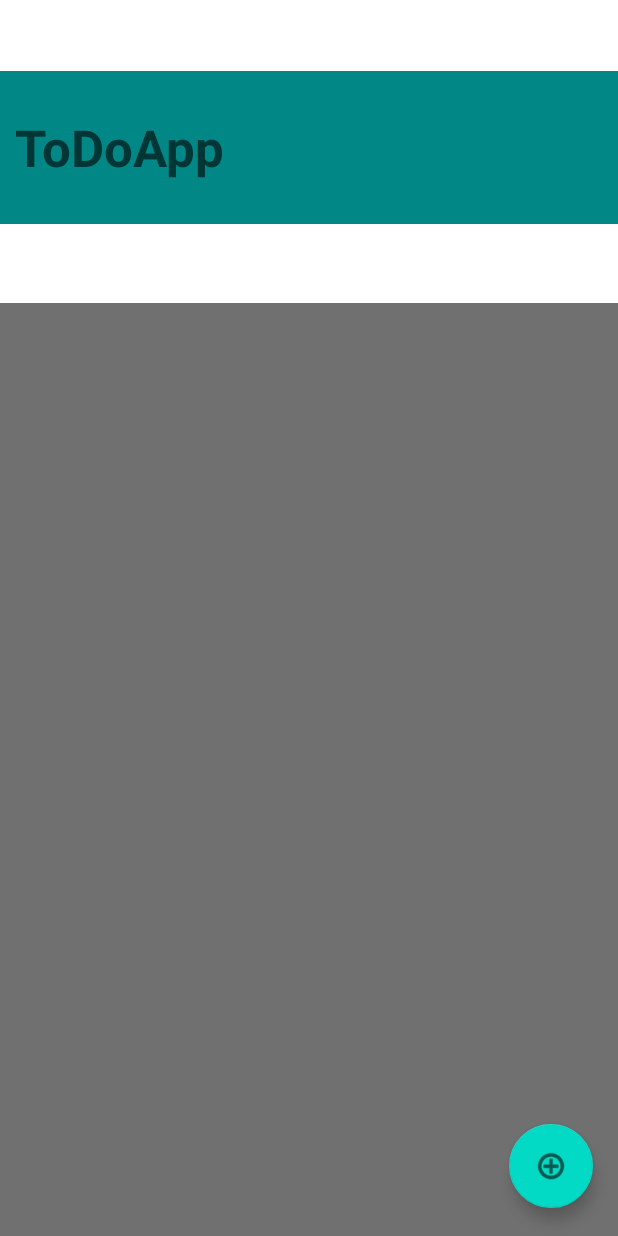
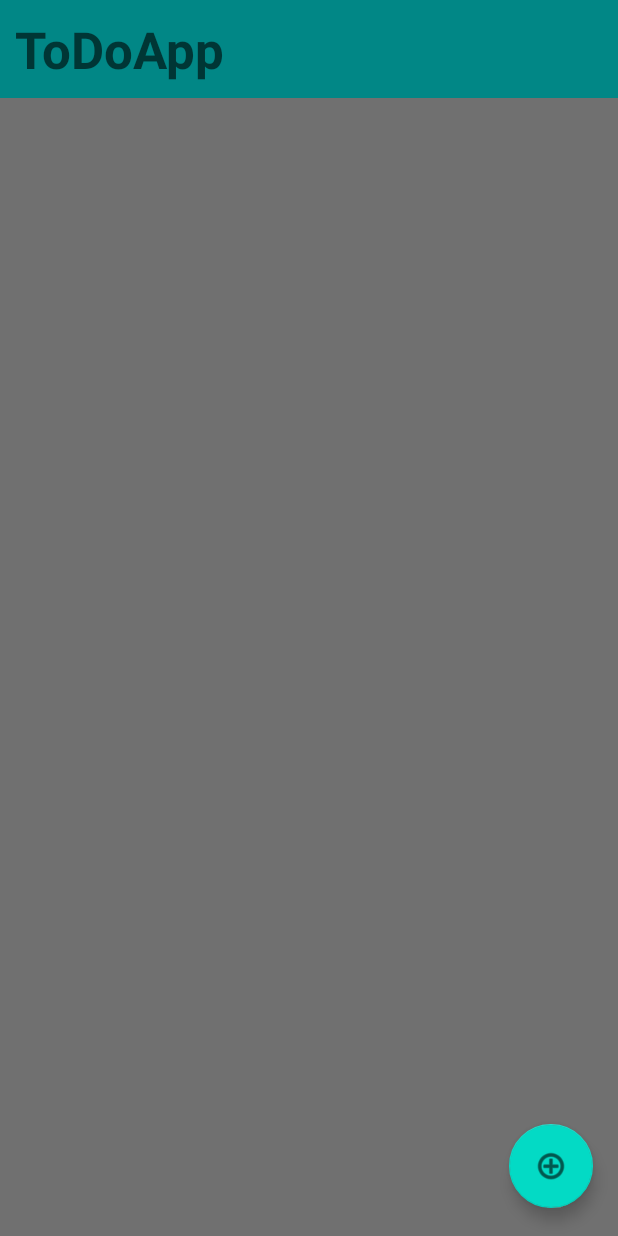
Before and after one commit to Neumann-ai/ToDoApp, an Android app: the screen it shows after launch (MainActivity), on a phone screen of 412 x 824 dp. Run offline under Robolectric (Android 15) with nearby library versions, the phone set to English and light mode, and no system bars.

Commit message:
UI customized and improved(responsive i think(?))

```diff
--- a/app/src/main/res/layout/activity_main.xml
+++ b/app/src/main/res/layout/activity_main.xml
@@ -9,11 +9,12 @@
 
     <TextView
         android:id="@+id/textView"
-        android:layout_width="476dp"
-        android:layout_height="102dp"
+        android:layout_width="0dp"
+        android:layout_height="wrap_content"
         android:background="@color/teal_700"
         android:gravity="center_vertical"
         android:paddingStart="10dp"
+        android:paddingVertical="10dp"
         android:text="@string/app_name"
         android:textAlignment="gravity"
         android:textAllCaps="false"
@@ -23,28 +24,26 @@
         android:textStyle="bold"
         android:typeface="sans"
         app:autoSizeTextType="none"
-        app:layout_constraintBottom_toTopOf="@+id/listView"
+        app:layout_constraintBottom_toTopOf="@+id/floatingActionButton"
         app:layout_constraintEnd_toEndOf="parent"
-        app:layout_constraintHorizontal_bias="0.0"
+        app:layout_constraintHorizontal_bias="0.5"
         app:layout_constraintStart_toStartOf="parent"
         app:layout_constraintTop_toTopOf="parent"
-        app:layout_constraintVertical_bias="0.47000003" />
+        app:layout_constraintVertical_bias="0.0" />
 
     <ListView
         android:id="@+id/listView"
-        android:layout_width="478dp"
-        android:layout_height="622dp"
+        android:layout_width="0dp"
+        android:layout_height="0dp"
         android:background="#E8454545"
         android:backgroundTint="#DA474747"
+        android:paddingStart="10dp"
         android:textAlignment="viewStart"
-        android:paddingStart="10dp"
         android:textFilterEnabled="false"
         app:layout_constraintBottom_toBottomOf="parent"
         app:layout_constraintEnd_toEndOf="parent"
-        app:layout_constraintHorizontal_bias="0.0"
         app:layout_constraintStart_toStartOf="parent"
-        app:layout_constraintTop_toTopOf="parent"
-        app:layout_constraintVertical_bias="1.0">
+        app:layout_constraintTop_toBottomOf="@+id/textView">
 
     </ListView>
 
--- a/app/src/main/res/values-night/themes.xml
+++ b/app/src/main/res/values-night/themes.xml
@@ -2,8 +2,8 @@
     <!-- Base application theme. -->
     <style name="Theme.ToDoApp" parent="Theme.MaterialComponents.DayNight.NoActionBar.Bridge">
         <!-- Primary brand color. -->
-        <item name="colorPrimary">@color/purple_200</item>
-        <item name="colorPrimaryVariant">@color/purple_700</item>
+        <item name="colorPrimary">@color/teal_700</item>
+        <item name="colorPrimaryVariant">@color/teal_700</item>
         <item name="colorOnPrimary">@color/black</item>
         <!-- Secondary brand color. -->
         <item name="colorSecondary">@color/teal_200</item>
--- a/app/src/main/res/values/themes.xml
+++ b/app/src/main/res/values/themes.xml
@@ -2,8 +2,8 @@
     <!-- Base application theme. -->
     <style name="Theme.ToDoApp" parent="Theme.MaterialComponents.DayNight.NoActionBar">
         <!-- Primary brand color. -->
-        <item name="colorPrimary">@color/purple_500</item>
-        <item name="colorPrimaryVariant">@color/purple_700</item>
+        <item name="colorPrimary">@color/teal_700</item>
+        <item name="colorPrimaryVariant">@color/teal_700</item>
         <item name="colorOnPrimary">@color/white</item>
         <!-- Secondary brand color. -->
         <item name="colorSecondary">@color/teal_200</item>
```
